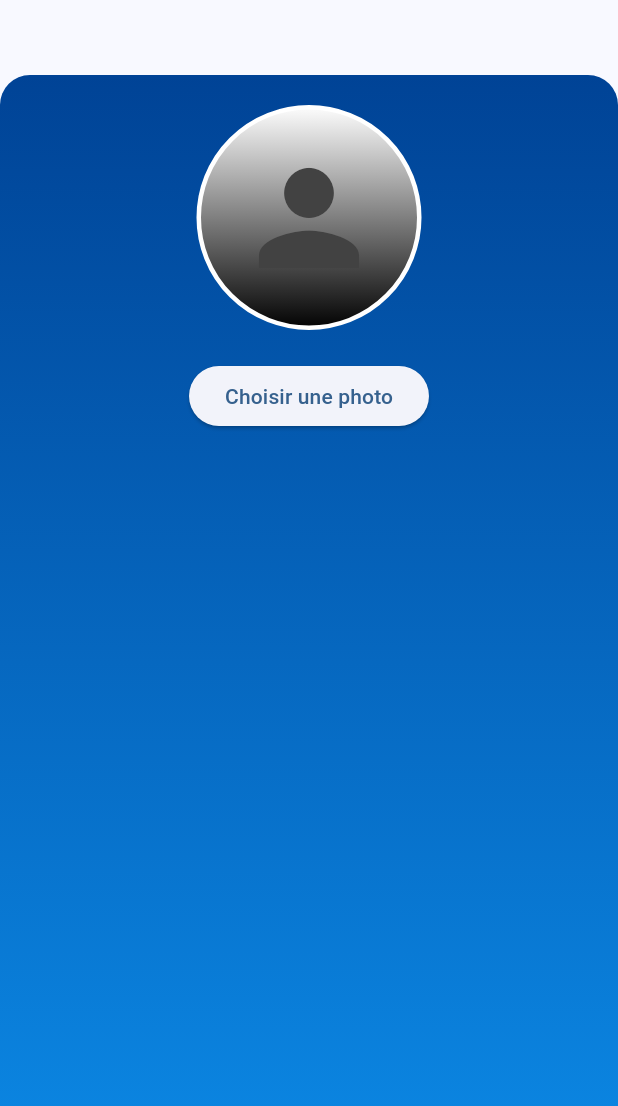
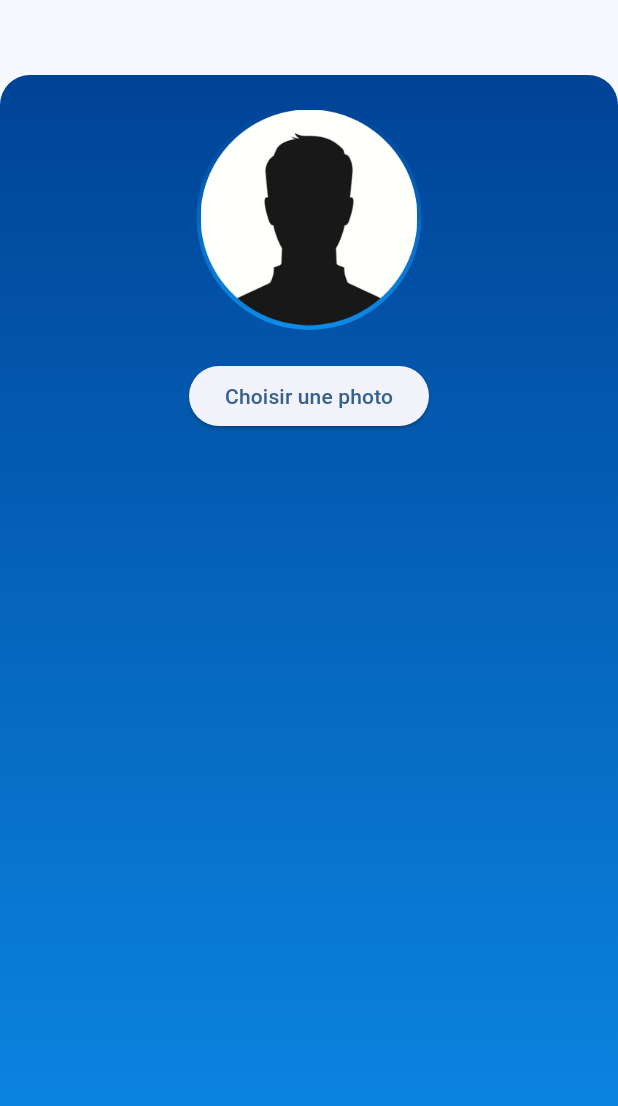
Before and after one commit to PaulDelamare/Diwe_front, a Flutter app: the UserPage screen opened by its route, on a phone screen of 412 x 824 dp. Shown: the top 1106 px of the screen. Run offline on Flutter 3.47's test engine with Material 3 defaults, Android fonts, the phone set to English and light mode, and no system bars; our stand-ins replace fl_chart, image_picker.

Commit message:
l'image par default et les couleur du cerlce on été modifier

```diff
--- a/lib/user/avatar.dart
+++ b/lib/user/avatar.dart
@@ -47,18 +47,19 @@ class _AvatarPageState extends State<AvatarPage> {
                 gradient: LinearGradient(
                   begin: Alignment.topCenter,
                   end: Alignment.bottomCenter,
-                  colors: [Colors.white, Colors.black],
+                  colors: [Color(0xFF004396), Color(0xFF0C8CE9)],
                 ),
                 border: Border.all(
-                  color: Colors.white,
+                  color: Colors.transparent,
                   width: 3,
                 ),
               ),
               child: _image == null
-                  ? Icon(
-                Icons.person,
-                size: 100,
-                color: Colors.grey[800],
+                  ? Image.asset(
+                'assets/images/profile.png', // Chemin vers l'image par défaut
+                width: 100,
+                height: 100,
+                fit: BoxFit.cover,
               )
                   : ClipOval(
                 child: Image.file(
```
